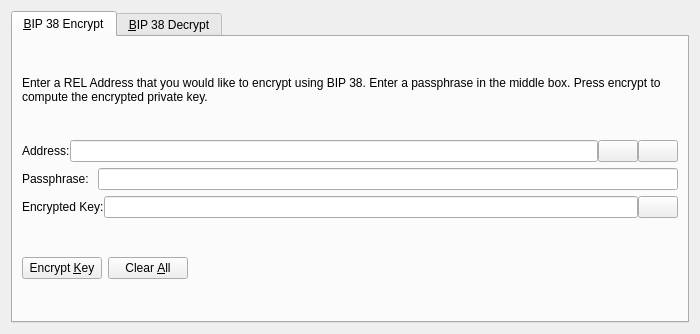
Old version of the form src/qt/forms/bip38tooldialog.ui in the repository supertref/Reex.
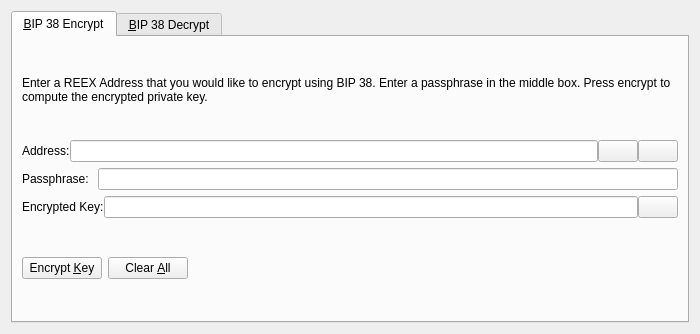
New version of the form. The open tabs and pages were chosen to show the change. Icons and pictures are not drawn. Custom widgets are drawn as their Qt base class.

Diff of the .ui file:
```diff
--- a/src/qt/forms/bip38tooldialog.ui
+++ b/src/qt/forms/bip38tooldialog.ui
@@ -30,7 +30,7 @@
        <item>
         <widget class="QLabel" name="infoLabel_ENC">
          <property name="text">
-          <string>Enter a REL Address that you would like to encrypt using BIP 38. Enter a passphrase in the middle box. Press encrypt to compute the encrypted private key.</string>
+          <string>Enter a REEX Address that you would like to encrypt using BIP 38. Enter a passphrase in the middle box. Press encrypt to compute the encrypted private key.</string>
          </property>
          <property name="textFormat">
           <enum>Qt::PlainText</enum>
```
Left out of the diff: 8 changed lines with no effect on the pictures.
